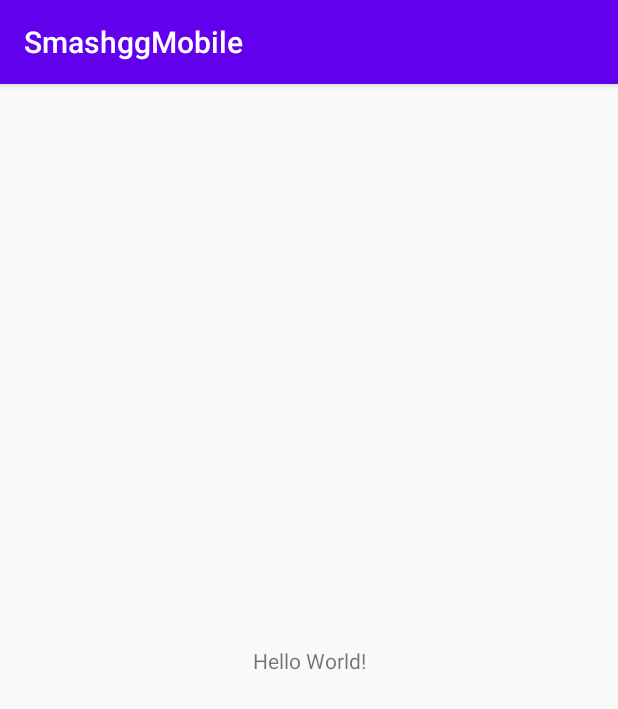
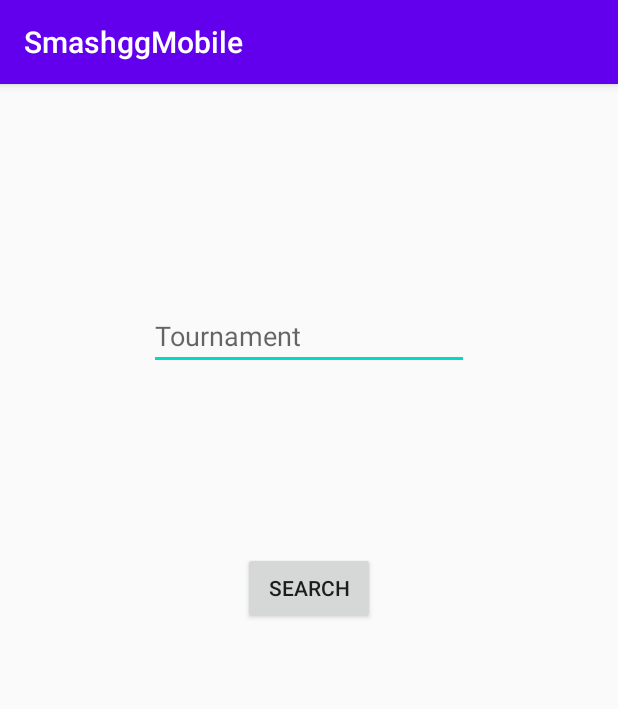
Before and after one commit to GerardJerome/smashggMobile, an Android app: the screen it shows after launch (MainActivity), on a phone screen of 412 x 824 dp. Shown: the top 709 px of the screen. Run offline under Robolectric (Android 15) with nearby library versions, the phone set to English and light mode, and no system bars; libraries missing offline, so code that uses them is left out: com.apollographql.apollo, com.example.

Commit message:
Premier UI pour tester par requète de recherche de tournoi

```diff
--- a/app/src/main/java/com/jger/MainActivity.kt
+++ b/app/src/main/java/com/jger/MainActivity.kt
@@ -2,6 +2,13 @@
 
 import androidx.appcompat.app.AppCompatActivity
 import android.os.Bundle
+import android.util.Log
+import com.apollographql.apollo.ApolloCall
+import com.apollographql.apollo.ApolloClient
+import com.apollographql.apollo.api.Response
+import com.apollographql.apollo.exception.ApolloException
+import com.example.TournamentQuery
+import kotlinx.android.synthetic.main.activity_main.*
 
 class MainActivity : AppCompatActivity() {
 
@@ -9,5 +16,21 @@
         super.onCreate(savedInstanceState)
         setContentView(R.layout.activity_main)
 
+        search_btn.setOnClickListener { v ->
+            run {
+                ApolloClient.builder().serverUrl("https://api.smash.gg/gql/alpha").build()
+                    .query(TournamentQuery("tournament/"+tournament_txt.text.toString()))
+                    .enqueue(object : ApolloCall.Callback<TournamentQuery.Data>(){
+                        override fun onFailure(e: ApolloException) {
+                            Log.i("JGER", e.stackTrace.toString())
+                        }
+
+                        override fun onResponse(response: Response<TournamentQuery.Data>) {
+                            Log.i("JGER",response.data!!.tournament!!.events!!.get(0)!!.name)
+                        }
+
+                    })
+            }
+        }
     }
 }
--- a/app/src/main/res/layout/activity_main.xml
+++ b/app/src/main/res/layout/activity_main.xml
@@ -6,13 +6,25 @@
     android:layout_height="match_parent"
     tools:context=".MainActivity">
 
-    <TextView
+    <EditText
+        android:id="@+id/tournament_txt"
         android:layout_width="wrap_content"
         android:layout_height="wrap_content"
-        android:text="Hello World!"
-        app:layout_constraintBottom_toBottomOf="parent"
-        app:layout_constraintLeft_toLeftOf="parent"
-        app:layout_constraintRight_toRightOf="parent"
+        android:layout_marginTop="145dp"
+        android:ems="10"
+        android:hint="Tournament"
+        android:inputType="textPersonName"
+        app:layout_constraintEnd_toEndOf="parent"
+        app:layout_constraintStart_toStartOf="parent"
         app:layout_constraintTop_toTopOf="parent" />
 
+    <Button
+        android:id="@+id/search_btn"
+        android:layout_width="wrap_content"
+        android:layout_height="wrap_content"
+        android:layout_marginTop="121dp"
+        android:text="Search"
+        app:layout_constraintEnd_toEndOf="parent"
+        app:layout_constraintStart_toStartOf="parent"
+        app:layout_constraintTop_toBottomOf="@+id/tournament_txt" />
 </androidx.constraintlayout.widget.ConstraintLayout>
```
